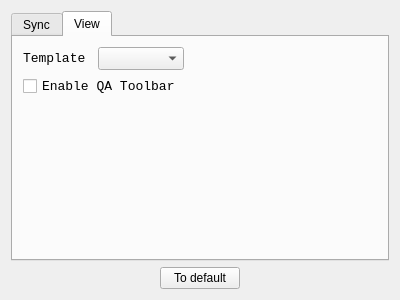
This is widgets/config_widget.ui in devnir/Bellatrix as Qt 5 draws it before an edit. The edited form follows.
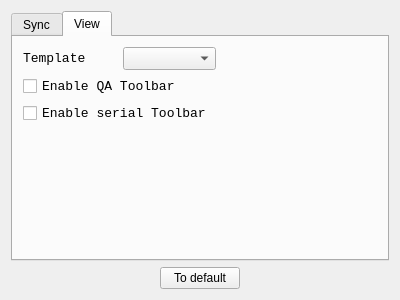
This is the edited form.

```diff
--- a/widgets/config_widget.ui
+++ b/widgets/config_widget.ui
@@ -65,13 +65,13 @@
       <attribute name="title">
        <string>View</string>
       </attribute>
-      <widget class="QWidget" name="">
+      <widget class="QWidget" name="layoutWidget">
        <property name="geometry">
         <rect>
          <x>10</x>
          <y>10</y>
-         <width>161</width>
-         <height>52</height>
+         <width>193</width>
+         <height>78</height>
         </rect>
        </property>
        <layout class="QVBoxLayout" name="verticalLayout">
@@ -127,6 +127,19 @@
           </property>
          </widget>
         </item>
+        <item>
+         <widget class="QCheckBox" name="QASBarEn">
+          <property name="font">
+           <font>
+            <family>Courier New</family>
+            <pointsize>10</pointsize>
+           </font>
+          </property>
+          <property name="text">
+           <string>Enable serial Toolbar</string>
+          </property>
+         </widget>
+        </item>
        </layout>
       </widget>
      </widget>
```
